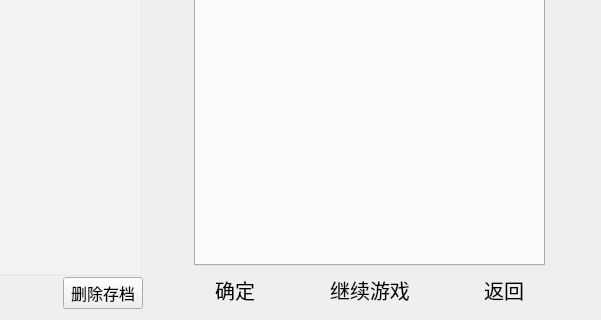
Qt form src/ui/page/savesBrowserWidget.ui (CodingRookie98/Sudoku-Solo) before a commit; both pictures show x 124 to 725 and y 168 to 488 of the 725 by 488 pixel window.
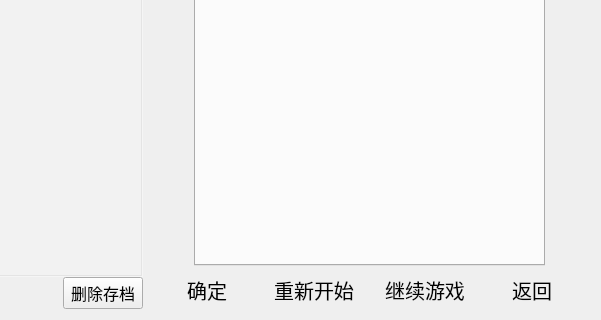
The same form after that commit. Icons and pictures are not drawn. Custom widgets are drawn as their Qt base class.

Commit message: feat: Added restarting game from game save

Patch:
```diff
--- a/src/ui/page/savesBrowserWidget.ui
+++ b/src/ui/page/savesBrowserWidget.ui
@@ -338,6 +338,35 @@
           </property>
          </spacer>
         </item>
+        <item>
+         <widget class="GameButton" name="btnReStart">
+          <property name="font">
+           <font>
+            <family>Arial Black</family>
+            <pointsize>15</pointsize>
+           </font>
+          </property>
+          <property name="text">
+           <string>重新开始</string>
+          </property>
+          <property name="flat">
+           <bool>true</bool>
+          </property>
+         </widget>
+        </item>
+        <item>
+         <spacer name="horizontalSpacer_6">
+          <property name="orientation">
+           <enum>Qt::Horizontal</enum>
+          </property>
+          <property name="sizeHint" stdset="0">
+           <size>
+            <width>40</width>
+            <height>20</height>
+           </size>
+          </property>
+         </spacer>
+        </item>
         <item>
          <widget class="GameButton" name="btnContinueGame">
           <property name="font">
```
The commit also changes 3 other files.
